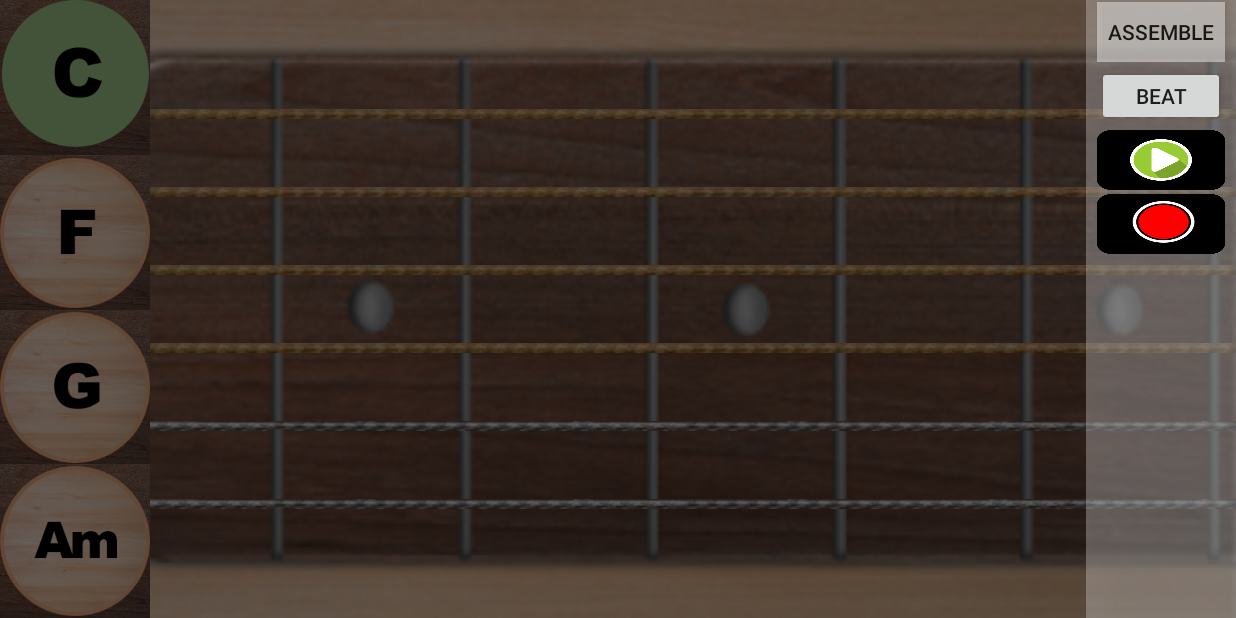
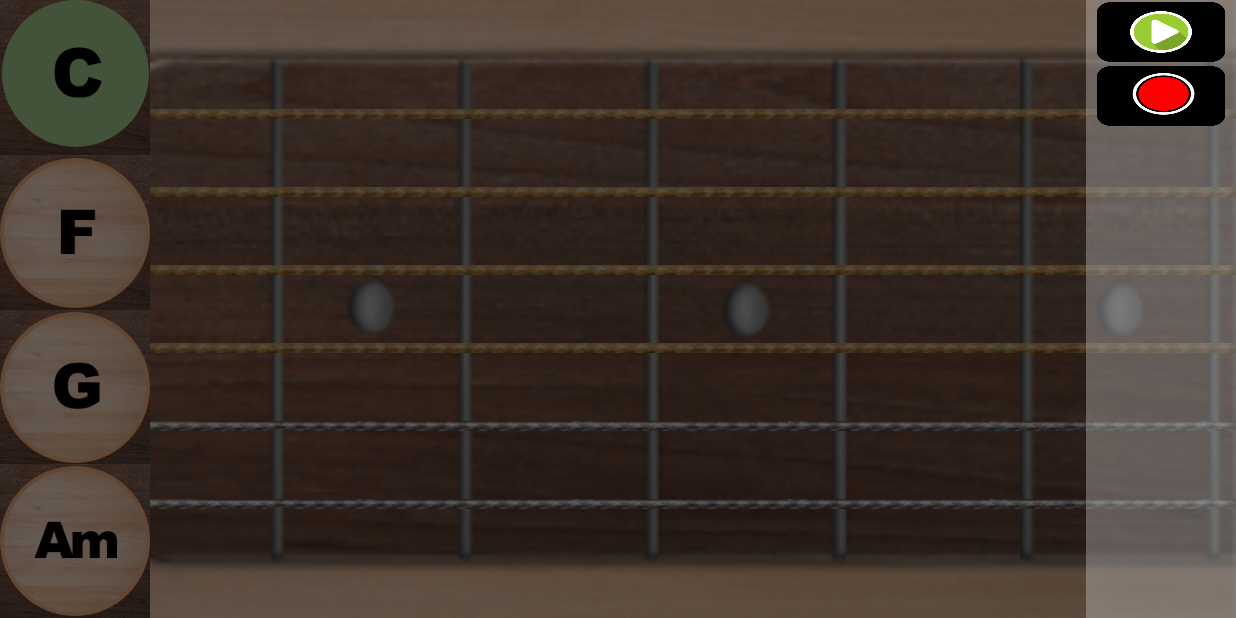
Before and after one commit to CJMAN-1/RealMCBremen, an Android app: the Guitar_class screen opened directly, with no data from a screen before it, with the side drawer open, on a phone screen of 824 x 412 dp (held sideways). Run offline under Robolectric (Android 15) with nearby library versions, the phone set to English and light mode, and no system bars; pictures from the network do not load.

Commit message:
기능 완료

```diff
--- a/android_project/app/src/main/java/com/example/unit01/MainActivity.java
+++ b/android_project/app/src/main/java/com/example/unit01/MainActivity.java
@@ -84,9 +84,9 @@ public class MainActivity extends Activity implements View.OnClickListener {
     SharedPreferences preferences ;
     SharedPreferences.Editor editor;
 
-    int noraeNum = 0;
-    int last = 0;
-    int just =0;
+    public static int noraeNum = 0;
+    public static int last = 0;
+    public static int just =0;
     //////////////////////////////////////////
 
     @Override
@@ -201,7 +201,6 @@ public class MainActivity extends Activity implements View.OnClickListener {
 
         preferences = getSharedPreferences("Bremen",MODE_PRIVATE);
         editor = preferences.edit();
-        editor.clear();
 
 
         backflag =0;
@@ -211,8 +210,11 @@ public class MainActivity extends Activity implements View.OnClickListener {
         @Override
         public  void onBackPressed(){
             super.onBackPressed();
-            if(backflag ==0)
+            if(backflag ==0){
+                editor.clear();
                 showDialog(Dial_Exit);
+            }
+
         }
 
 
@@ -406,7 +408,7 @@ public class MainActivity extends Activity implements View.OnClickListener {
                 }
 
             }
-            playArray.clear();
+
         }
     }
 
@@ -426,8 +428,11 @@ public class MainActivity extends Activity implements View.OnClickListener {
                     tEnd= System.currentTimeMillis();
                     recordFlag = 0;
                     recordButton.setImageResource(R.drawable.button_record);
-
+                    playArray.clear();
+                    playArray = (ArrayList)timeArray.clone();
                     int size = timeArray.size();
+                    if(size == 0)
+                        break;
 
                     editor.putLong("norae"+last+0 , size);
                     for(int k=0;k<size;k++){
@@ -441,6 +446,7 @@ public class MainActivity extends Activity implements View.OnClickListener {
                     editor.commit();
                     noraeNum++;
                     last++;
+                    Log.d("cjc",""+noraeNum);
                     break;
                 }
 
--- a/android_project/app/src/main/res/layout/activity_guitar.xml
+++ b/android_project/app/src/main/res/layout/activity_guitar.xml
@@ -116,26 +116,7 @@
             android:orientation="vertical"
             android:background="#4Df0f0f0"
             android:clickable="true">
-                <Button
-                    android:layout_width="85dp"
-                    android:layout_height="40dp"
-                    android:text="ASSEMBLE"
-                    android:id="@+id/assemble"
-                    android:layout_marginVertical="1dp"
-                    android:layout_gravity="center_horizontal"
-                    android:background="#80f0f0f0"
-                    android:onClick="mOnClick"
-                    />
 
-                <Button
-                    android:layout_width="85dp"
-                    android:layout_height="40dp"
-                    android:text="BEAT"
-                    android:id="@+id/beat"
-                    android:layout_marginVertical="1dp"
-                    android:layout_gravity="center_horizontal"
-                    android:onClick="mOnClick"
-                    />
 
                 <ImageButton
                     android:layout_width="85dp"
```
Also changed, not shown: android_project/app/src/main/java/com/example/unit01/Playlist_class.java (+71 -7 lines), android_project/app/src/main/res/layout/activity_maracas.xml (+0 -19 lines), android_project/app/src/main/res/layout/activity_piano.xml (+0 -19 lines), android_project/app/src/main/res/layout/activity_playlist.xml (+9 -0 lines), android_project/app/src/main/res/layout/item.xml (+6 -7 lines).
